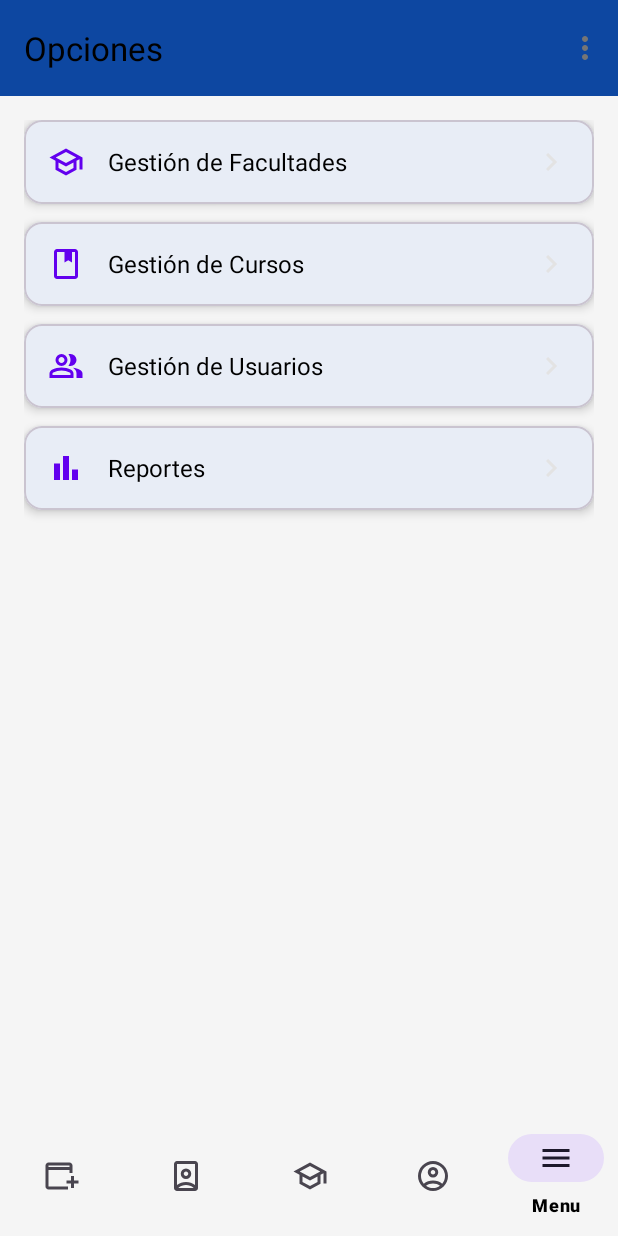
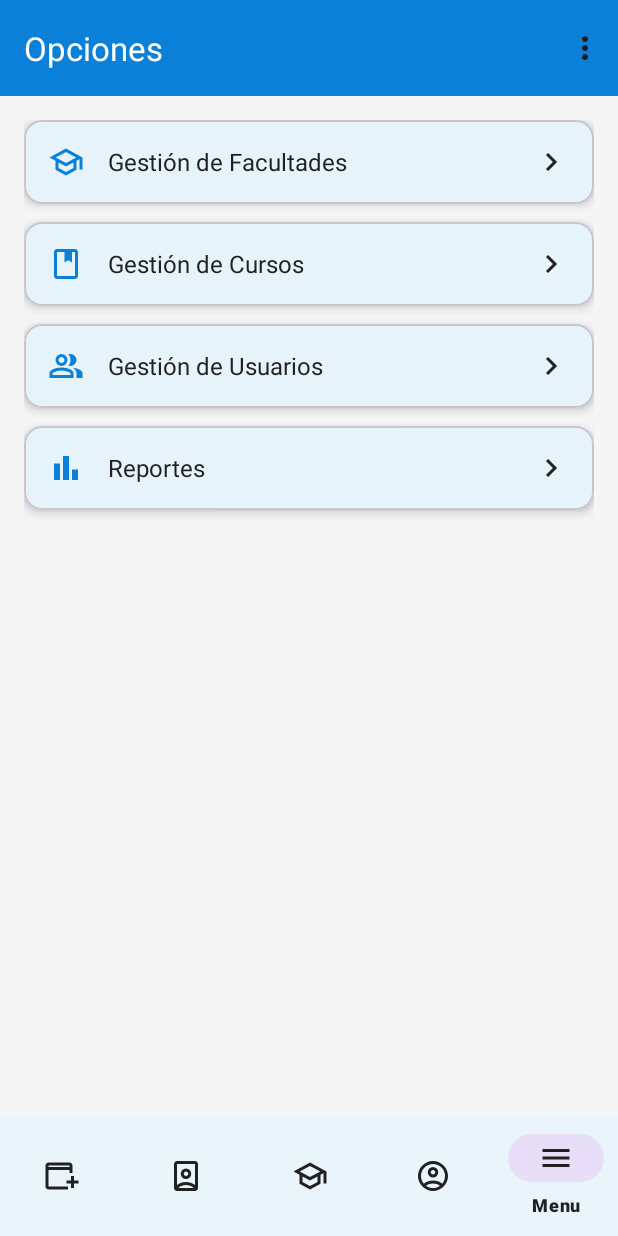
Before and after one commit to dsaulcuevaramos/ProyectMovil, an Android app: the NavitationMenu screen opened directly, with no data from a screen before it, item 5 of the bottom bar chosen, on a phone screen of 412 x 824 dp. Run offline under Robolectric (Android 15) with nearby library versions, the phone set to English and light mode, and no system bars.

Commit message:
feat: inclusión de fragmentos

```diff
--- a/app/src/main/java/com/codedev/proyectmovil/Activities/NavitationMenu.java
+++ b/app/src/main/java/com/codedev/proyectmovil/Activities/NavitationMenu.java
@@ -108,4 +108,10 @@ public class NavitationMenu extends AppCompatActivity {
 
         return super.onOptionsItemSelected(item);
     }
+
+    public void onFragmentTitleChange(String title) {
+        if (toolbar != null) {
+            toolbar.setTitle(title);
+        }
+    }
 }
--- a/app/src/main/java/com/codedev/proyectmovil/Fragments/Configuracion/ConfiguracionMenu.java
+++ b/app/src/main/java/com/codedev/proyectmovil/Fragments/Configuracion/ConfiguracionMenu.java
@@ -2,12 +2,18 @@ package com.codedev.proyectmovil.Fragments.Configuracion;
 
 import android.os.Bundle;
 
+import androidx.annotation.NonNull;
+import androidx.annotation.Nullable;
+import androidx.cardview.widget.CardView;
 import androidx.fragment.app.Fragment;
+import androidx.fragment.app.FragmentManager;
+import androidx.fragment.app.FragmentTransaction;
 
 import android.view.LayoutInflater;
 import android.view.View;
 import android.view.ViewGroup;
 
+import com.codedev.proyectmovil.Fragments.UsuarioAll;
 import com.codedev.proyectmovil.R;
 
 /**
@@ -16,51 +22,48 @@ import com.codedev.proyectmovil.R;
  * create an instance of this fragment.
  */
 public class ConfiguracionMenu extends Fragment {
-
-    // TODO: Rename parameter arguments, choose names that match
-    // the fragment initialization parameters, e.g. ARG_ITEM_NUMBER
-    private static final String ARG_PARAM1 = "param1";
-    private static final String ARG_PARAM2 = "param2";
-
-    // TODO: Rename and change types of parameters
-    private String mParam1;
-    private String mParam2;
-
+    CardView carFacultad, carCurso, carusuario, carReporte;
     public ConfiguracionMenu() {
-        // Required empty public constructor
     }
 
-    /**
-     * Use this factory method to create a new instance of
-     * this fragment using the provided parameters.
-     *
-     * @param param1 Parameter 1.
-     * @param param2 Parameter 2.
-     * @return A new instance of fragment configuracionMenu.
-     */
-    // TODO: Rename and change types and number of parameters
     public static ConfiguracionMenu newInstance(String param1, String param2) {
         ConfiguracionMenu fragment = new ConfiguracionMenu();
         Bundle args = new Bundle();
-        args.putString(ARG_PARAM1, param1);
-        args.putString(ARG_PARAM2, param2);
         fragment.setArguments(args);
         return fragment;
     }
 
     @Override
-    public void onCreate(Bundle savedInstanceState) {
-        super.onCreate(savedInstanceState);
-        if (getArguments() != null) {
-            mParam1 = getArguments().getString(ARG_PARAM1);
-            mParam2 = getArguments().getString(ARG_PARAM2);
-        }
+    public View onCreateView(LayoutInflater inflater, ViewGroup container,
+                             Bundle savedInstanceState) {
+        return inflater.inflate(R.layout.configuracion_menu, container, false);
     }
 
     @Override
-    public View onCreateView(LayoutInflater inflater, ViewGroup container,
-                             Bundle savedInstanceState) {
-        // Inflate the layout for this fragment
-        return inflater.inflate(R.layout.configuracion_menu, container, false);
+    public void onViewCreated(@NonNull View view, @Nullable Bundle savedInstanceState) {
+        super.onViewCreated(view, savedInstanceState);
+
+        carFacultad = view.findViewById(R.id.btnGestionFacultades);
+        carCurso = view.findViewById(R.id.btnGestionCursos);
+        carusuario = view.findViewById(R.id.btnGestionUsuarios);
+        carReporte = view.findViewById(R.id.btnReportes);
+
+        cargarListeners();
+    }
+
+    public void cargarListeners(){
+        carusuario.setOnClickListener(v -> {
+            cambiarFragmento(new UsuarioAll());
+        });
+
+//        Agregar el resto de opciones
+    }
+
+    public void cambiarFragmento(Fragment fragmento){
+        FragmentManager manager = getFragmentManager();
+        FragmentTransaction transaction = manager.beginTransaction();
+        transaction.replace(R.id.fragment_container, fragmento);
+        transaction.addToBackStack(null);
+        transaction.commit();
     }
 }
--- a/app/src/main/res/layout/activity_navitation_menu.xml
+++ b/app/src/main/res/layout/activity_navitation_menu.xml
@@ -6,19 +6,23 @@
     android:id="@+id/main"
     android:layout_width="match_parent"
     android:layout_height="match_parent"
+    android:background="?attr/android:windowBackground"
     tools:context=".Activities.NavitationMenu">
 
     <com.google.android.material.appbar.AppBarLayout
         android:id="@+id/appBarLayout"
         android:layout_width="match_parent"
-        android:layout_height="wrap_content">
+        android:layout_height="wrap_content"
+        android:theme="@style/ThemeOverlay.MaterialComponents.ActionBar"
+        app:liftOnScroll="true">
 
         <androidx.appcompat.widget.Toolbar
             android:id="@+id/toolbar"
             android:layout_width="match_parent"
             android:layout_height="?attr/actionBarSize"
             android:background="?attr/colorPrimary"
-            app:titleTextColor="?attr/colorOnPrimary" />
+            app:titleTextColor="?attr/colorOnPrimary"
+            app:popupTheme="@style/ThemeOverlay.AppCompat.Light"/>
 
     </com.google.android.material.appbar.AppBarLayout>
 
@@ -34,7 +38,11 @@
         android:layout_width="match_parent"
         android:layout_height="wrap_content"
         android:layout_alignParentBottom="true"
-        android:background="?android:attr/windowBackground"
+        android:background="?attr/colorSurface"
+        app:itemActiveIndicatorStyle="@style/Widget.Material3.BottomNavigationView.ActiveIndicator"
+        app:itemIconTint="?attr/colorOnSurface"
+        app:itemTextColor="?attr/colorOnSurface"
+        app:labelVisibilityMode="auto"
         app:menu="@menu/bottom_navigation_menu"
         tools:ignore="VisualLintBottomNav" />
 
--- a/app/src/main/res/layout/configuracion_menu.xml
+++ b/app/src/main/res/layout/configuracion_menu.xml
@@ -4,9 +4,7 @@
     xmlns:tools="http://schemas.android.com/tools"
     android:layout_width="match_parent"
     android:layout_height="match_parent"
-    tools:context=".Fragments.Configuracion.ConfiguracionMenu">
-
-    <LinearLayout
+    android:background="?attr/android:windowBackground"  > <LinearLayout
     android:layout_width="match_parent"
     android:layout_height="wrap_content"
     android:orientation="vertical"
@@ -20,9 +18,8 @@
         android:clickable="true"
         android:focusable="true"
         app:cardCornerRadius="12dp"
-            app:cardElevation="4dp">
-
-            <RelativeLayout
+        app:cardElevation="4dp"
+        app:cardBackgroundColor="?attr/colorSurface"> <RelativeLayout
         android:layout_width="match_parent"
         android:layout_height="wrap_content"
         android:padding="16dp">
@@ -34,15 +31,12 @@
             android:src="@drawable/ic_school"
             android:layout_centerVertical="true"
             android:layout_marginEnd="16dp"
-                    app:tint="@color/design_default_color_primary"/>
-
-                <TextView
+            app:tint="?attr/colorPrimary"/> <TextView
         android:layout_width="wrap_content"
         android:layout_height="wrap_content"
         android:text="Gestión de Facultades"
         android:textSize="16sp"
-                    android:textColor="@android:color/black"
-                    android:layout_toEndOf="@id/icon_facultades"
+        android:textColor="?attr/colorOnSurface" android:layout_toEndOf="@id/icon_facultades"
         android:layout_centerVertical="true"/>
 
         <ImageView
@@ -50,9 +44,8 @@
             android:layout_height="24dp"
             android:src="@drawable/ic_arrow_right"
             android:layout_alignParentEnd="true"
-                    android:layout_centerVertical="true"/>
-
-            </RelativeLayout>
+            android:layout_centerVertical="true"
+            app:tint="?attr/colorOnSurface"/> </RelativeLayout>
     </com.google.android.material.card.MaterialCardView>
 
     <com.google.android.material.card.MaterialCardView
@@ -63,7 +56,8 @@
         android:clickable="true"
         android:focusable="true"
         app:cardCornerRadius="12dp"
-            app:cardElevation="4dp">
+        app:cardElevation="4dp"
+        app:cardBackgroundColor="?attr/colorSurface">
 
         <RelativeLayout
             android:layout_width="match_parent"
@@ -77,7 +71,7 @@
                 android:layout_centerVertical="true"
                 android:layout_marginEnd="16dp"
                 android:src="@drawable/ic_book"
-                    app:tint="@color/design_default_color_primary" />
+                app:tint="?attr/colorPrimary" />
 
             <TextView
                 android:layout_width="wrap_content"
@@ -85,7 +79,7 @@
                 android:layout_centerVertical="true"
                 android:layout_toEndOf="@id/icon_cursos"
                 android:text="Gestión de Cursos"
-                    android:textColor="@android:color/black"
+                android:textColor="?attr/colorOnSurface"
                 android:textSize="16sp" />
 
             <ImageView
@@ -93,7 +87,8 @@
                 android:layout_height="24dp"
                 android:layout_alignParentEnd="true"
                 android:layout_centerVertical="true"
-                    android:src="@drawable/ic_arrow_right" />
+                android:src="@drawable/ic_arrow_right"
+                app:tint="?attr/colorOnSurface" />
 
         </RelativeLayout>
     </com.google.android.material.card.MaterialCardView>
@@ -106,7 +101,8 @@
         android:clickable="true"
         android:focusable="true"
         app:cardCornerRadius="12dp"
-            app:cardElevation="4dp">
+        app:cardElevation="4dp"
+        app:cardBackgroundColor="?attr/colorSurface">
 
         <RelativeLayout
             android:layout_width="match_parent"
@@ -120,14 +116,14 @@
                 android:src="@drawable/ic_group"
                 android:layout_centerVertical="true"
                 android:layout_marginEnd="16dp"
-                    app:tint="@color/design_default_color_primary"/>
+                app:tint="?attr/colorPrimary"/>
 
             <TextView
                 android:layout_width="wrap_content"
                 android:layout_height="wrap_content"
                 android:text="Gestión de Usuarios"
                 android:textSize="16sp"
-                    android:textColor="@android:color/black"
+                android:textColor="?attr/colorOnSurface"
                 android:layout_toEndOf="@id/icon_usuarios"
                 android:layout_centerVertical="true"/>
 
@@ -136,7 +132,8 @@
                 android:layout_height="24dp"
                 android:src="@drawable/ic_arrow_right"
                 android:layout_alignParentEnd="true"
-                    android:layout_centerVertical="true"/>
+                android:layout_centerVertical="true"
+                app:tint="?attr/colorOnSurface"/>
 
         </RelativeLayout>
     </com.google.android.material.card.MaterialCardView>
@@ -149,10 +146,11 @@
         android:clickable="true"
         android:focusable="true"
         app:cardCornerRadius="12dp"
-            app:cardElevation="4dp">
+        app:cardElevation="4dp"
+        app:cardBackgroundColor="?attr/colorSurface">
 
         <RelativeLayout
-                android:layout_width="match_parent"
+            android:layout_width="wrap_content"
             android:layout_height="wrap_content"
             android:padding="16dp">
 
@@ -163,14 +161,14 @@
                 android:src="@drawable/ic_bar_chart"
                 android:layout_centerVertical="true"
                 android:layout_marginEnd="16dp"
-                    app:tint="@color/design_default_color_primary"/>
+                app:tint="?attr/colorPrimary"/>
 
             <TextView
                 android:layout_width="wrap_content"
                 android:layout_height="wrap_content"
                 android:text="Reportes"
                 android:textSize="16sp"
-                    android:textColor="@android:color/black"
+                android:textColor="?attr/colorOnSurface"
                 android:layout_toEndOf="@id/icon_reportes"
                 android:layout_centerVertical="true"/>
 
@@ -179,7 +177,8 @@
                 android:layout_height="24dp"
                 android:src="@drawable/ic_arrow_right"
                 android:layout_alignParentEnd="true"
-                    android:layout_centerVertical="true"/>
+                android:layout_centerVertical="true"
+                app:tint="?attr/colorOnSurface"/>
 
         </RelativeLayout>
     </com.google.android.material.card.MaterialCardView>
--- a/app/src/main/res/layout/usuario_fragment_all.xml
+++ b/app/src/main/res/layout/usuario_fragment_all.xml
@@ -23,5 +23,5 @@
         android:layout_margin="16dp"
         android:contentDescription="@string/usuario_btn_agregar"
         app:srcCompat="@drawable/ic_add"
-        app:tint="@color/white"/>
+        app:tint="@color/on_primary"/>
 </androidx.coordinatorlayout.widget.CoordinatorLayout>
--- a/app/src/main/res/values-night/colors.xml
+++ b/app/src/main/res/values-night/colors.xml
@@ -1,3 +1,14 @@
 <?xml version="1.0" encoding="utf-8"?>
 <resources>
-    <color name="colorPrimary">#40C4FF</color>     <color name="colorPrimaryVariant">#00B0FF</color> <color name="colorSecondary">#82B1FF</color>   <color name="textColorPrimary">#FFFFFF</color>  <color name="textColorSecondary">#B0BEC5</color> <color name="windowBackground">#121212</color>    <color name="colorSurface">#212121</color>       <color name="colorOnSurface">#FFFFFF</color>    </resources>
+    <color name="primary">#2266B3</color>
+    <color name="primary_variant">#164B8A</color>
+    <color name="secondary">#0A80D8</color>
+    <color name="background">#121212</color>
+    <color name="surface">#1E1E1E</color>
+    <color name="on_primary">#FFFFFF</color>
+    <color name="on_secondary">#FFFFFF</color>
+    <color name="on_background">#E0E0E0</color>
+    <color name="on_surface">#E0E0E0</color>
+    <color name="error">#CF6679</color>
+    <color name="on_error">#000000</color>
+</resources>
--- a/app/src/main/res/values-night/themes.xml
+++ b/app/src/main/res/values-night/themes.xml
@@ -1,23 +1,4 @@
 <resources xmlns:tools="http://schemas.android.com/tools">
     <!-- Base application theme. -->
-    <style name="Base.Theme.ProyectMovil" parent="Theme.Material3.DayNight.NoActionBar">
-        <item name="colorPrimary">@color/colorPrimary</item>
-        <item name="colorPrimaryVariant">@color/colorPrimaryVariant</item>
-        <item name="colorOnPrimary">@color/colorOnSurface</item>
 
-        <item name="colorSecondary">@color/colorSecondary</item>
-        <item name="colorOnSecondary">@color/colorOnSurface</item>
-
-        <item name="android:windowBackground">@color/windowBackground</item>
-        <item name="android:textColorPrimary">@color/textColorPrimary</item>
-        <item name="android:textColorSecondary">@color/textColorSecondary</item>
-
-        <item name="colorSurface">@color/colorSurface</item>
-        <item name="colorOnSurface">@color/colorOnSurface</item>
-
-        <item name="cardViewStyle">@style/CardView.Dark</item>
-
-        <item name="android:statusBarColor" tools:targetApi="l">?attr/colorPrimaryVariant</item>
-        <item name="android:navigationBarColor" tools:targetApi="l">@android:color/transparent</item>
-    </style>
 </resources>
--- a/app/src/main/res/values/colors.xml
+++ b/app/src/main/res/values/colors.xml
@@ -1,7 +1,14 @@
 <?xml version="1.0" encoding="utf-8"?>
 <resources>
-    <color name="black">#FF000000</color>
-    <color name="white">#FFFFFFFF</color>
-    <color name="colorError">#F44336</color>
-
-    <color name="colorPrimary">#0D47A1</color>        <color name="colorPrimaryVariant">#1565C0</color>  <color name="colorSecondary">#42A5F5</color>      <color name="textColorPrimary">#000000</color>     <color name="textColorSecondary">#757575</color>   <color name="windowBackground">#F5F5F5</color>       <color name="colorSurface">#FFFFFF</color>          <color name="colorOnSurface">#000000</color>       </resources>
+    <color name="primary">#0A80D8</color>
+    <color name="primary_variant">#076AB5</color>
+    <color name="secondary">#33B5E5</color>
+    <color name="background">#F5F5F5</color>
+    <color name="surface">#FFFFFF</color>
+    <color name="on_primary">#FFFFFF</color>
+    <color name="on_secondary">#000000</color>
+    <color name="on_background">#212121</color>
+    <color name="on_surface">#212121</color>
+    <color name="error">#B00020</color>
+    <color name="on_error">#FFFFFF</color>
+</resources>
--- a/app/src/main/res/values/themes.xml
+++ b/app/src/main/res/values/themes.xml
@@ -1,20 +1,17 @@
 <resources xmlns:tools="http://schemas.android.com/tools">
     <!-- Base application theme. -->
     <style name="Base.Theme.ProyectMovil" parent="Theme.Material3.DayNight.NoActionBar">
-        <item name="colorPrimary">@color/colorPrimary</item>
-        <item name="colorPrimaryVariant">@color/colorPrimaryVariant</item>
-        <item name="colorOnPrimary">@color/colorOnSurface</item> <item name="colorSecondary">@color/colorSecondary</item>
-        <item name="colorOnSecondary">@color/colorOnSurface</item> <item name="android:windowBackground">@color/windowBackground</item>
-        <item name="colorSurface">@color/colorSurface</item>
-        <item name="colorOnSurface">@color/colorOnSurface</item>
-
-        <item name="android:textColorPrimary">@color/textColorPrimary</item>
-        <item name="android:textColorSecondary">@color/textColorSecondary</item>
-
-        <item name="cardViewStyle">@style/Widget.Material3.CardView.Filled</item>
-        <item name="android:statusBarColor" tools:targetApi="l">?attr/colorPrimaryVariant</item>
-        <item name="android:navigationBarColor" tools:targetApi="l">@android:color/transparent</item>
-
+        <item name="colorPrimary">@color/primary</item>
+        <item name="colorPrimaryVariant">@color/primary_variant</item>
+        <item name="colorOnPrimary">@color/on_primary</item>
+        <item name="colorSecondary">@color/secondary</item>
+        <item name="colorOnSecondary">@color/on_secondary</item>
+        <item name="colorError">@color/error</item>
+        <item name="colorOnError">@color/on_error</item>
+        <item name="android:windowBackground">@color/background</item>
+        <item name="colorSurface">@color/surface</item>
+        <item name="colorOnSurface">@color/on_surface</item>
+        <item name="android:statusBarColor">?attr/colorPrimaryVariant</item>
     </style>
 
     <style name="Theme.ProyectMovil" parent="Base.Theme.ProyectMovil" />
```
Lines whose indentation alone changed are shown as unchanged.
